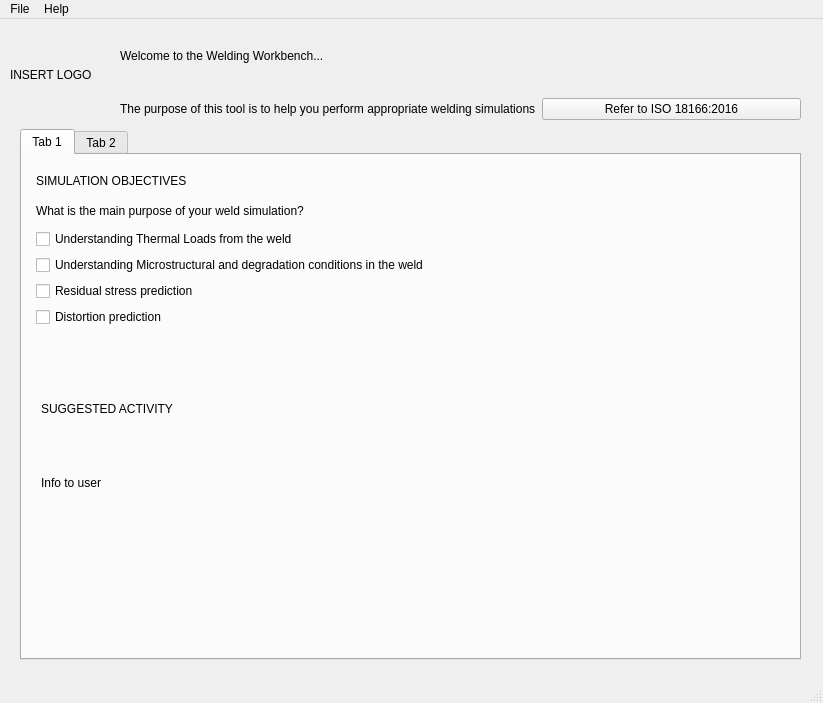
First picture: the form in GUI/mainWorkflow.ui, repository j446edf/welding_workbench_mirror, before the edit.
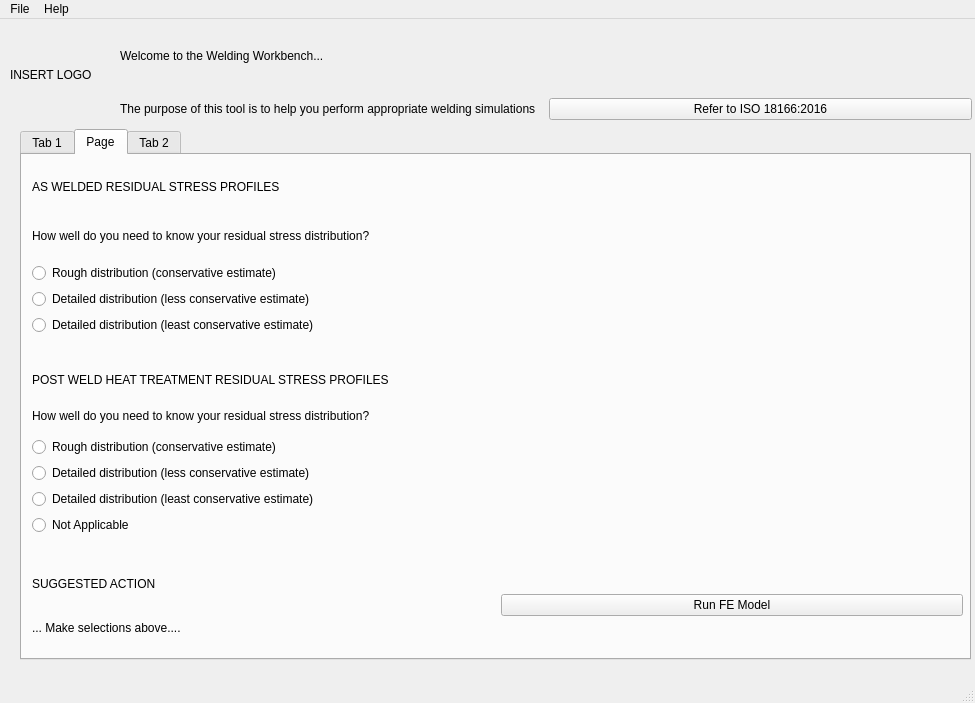
Second picture: the form after the edit. The open tabs and pages were chosen to show the change.

```diff
--- a/GUI/mainWorkflow.ui
+++ b/GUI/mainWorkflow.ui
@@ -6,7 +6,7 @@
    <rect>
     <x>0</x>
     <y>0</y>
-    <width>823</width>
+    <width>975</width>
     <height>703</height>
    </rect>
   </property>
@@ -19,7 +19,7 @@
      <rect>
       <x>20</x>
       <y>110</y>
-      <width>781</width>
+      <width>951</width>
       <height>531</height>
      </rect>
     </property>
@@ -35,8 +35,8 @@
        <rect>
         <x>14</x>
         <y>14</y>
-        <width>751</width>
-        <height>158</height>
+        <width>921</width>
+        <height>170</height>
        </rect>
       </property>
       <layout class="QVBoxLayout" name="verticalLayout_2">
@@ -57,7 +57,7 @@
        <item>
         <widget class="QCheckBox" name="checkBox_3">
          <property name="text">
-          <string>Understanding Thermal Loads from the weld</string>
+          <string>Engineering scale defect analysis</string>
          </property>
         </widget>
        </item>
@@ -71,14 +71,14 @@
        <item>
         <widget class="QCheckBox" name="checkBox_2">
          <property name="text">
-          <string>Residual stress prediction</string>
+          <string>Optimisation of welding procedures</string>
          </property>
         </widget>
        </item>
        <item>
         <widget class="QCheckBox" name="checkBox">
          <property name="text">
-          <string>Distortion prediction</string>
+          <string>Other</string>
          </property>
         </widget>
        </item>
@@ -87,9 +87,9 @@
      <widget class="QWidget" name="verticalLayoutWidget_3">
       <property name="geometry">
        <rect>
-        <x>19</x>
+        <x>9</x>
         <y>220</y>
-        <width>741</width>
+        <width>921</width>
         <height>141</height>
        </rect>
       </property>
@@ -111,6 +111,155 @@
       </layout>
      </widget>
     </widget>
+    <widget class="QWidget" name="tab_3">
+     <attribute name="title">
+      <string>Page</string>
+     </attribute>
+     <widget class="QWidget" name="verticalLayoutWidget_5">
+      <property name="geometry">
+       <rect>
+        <x>10</x>
+        <y>10</y>
+        <width>931</width>
+        <height>170</height>
+       </rect>
+      </property>
+      <layout class="QVBoxLayout" name="verticalLayout_5">
+       <item>
+        <widget class="QLabel" name="label_13">
+         <property name="text">
+          <string>AS WELDED RESIDUAL STRESS PROFILES</string>
+         </property>
+        </widget>
+       </item>
+       <item>
+        <widget class="QLabel" name="label_15">
+         <property name="text">
+          <string>How well do you need to know your residual stress distribution?</string>
+         </property>
+        </widget>
+       </item>
+       <item>
+        <widget class="QRadioButton" name="radioButton_4">
+         <property name="text">
+          <string>Rough distribution (conservative estimate)</string>
+         </property>
+        </widget>
+       </item>
+       <item>
+        <widget class="QRadioButton" name="radioButton_3">
+         <property name="text">
+          <string>Detailed distribution (less conservative estimate)</string>
+         </property>
+        </widget>
+       </item>
+       <item>
+        <widget class="QRadioButton" name="radioButton_2">
+         <property name="text">
+          <string>Detailed distribution (least conservative estimate)</string>
+         </property>
+        </widget>
+       </item>
+      </layout>
+     </widget>
+     <widget class="QWidget" name="horizontalLayoutWidget">
+      <property name="geometry">
+       <rect>
+        <x>10</x>
+        <y>410</y>
+        <width>931</width>
+        <height>81</height>
+       </rect>
+      </property>
+      <layout class="QHBoxLayout" name="horizontalLayout_4">
+       <item>
+        <layout class="QVBoxLayout" name="verticalLayout_7">
+         <item>
+          <widget class="QLabel" name="label_16">
+           <property name="text">
+            <string>SUGGESTED ACTION</string>
+           </property>
+          </widget>
+         </item>
+         <item>
+          <widget class="QLabel" name="label_23">
+           <property name="text">
+            <string>... Make selections above....</string>
+           </property>
+          </widget>
+         </item>
+        </layout>
+       </item>
+       <item>
+        <widget class="QPushButton" name="pushButton_3">
+         <property name="text">
+          <string>Run FE Model</string>
+         </property>
+         <property name="checkable">
+          <bool>false</bool>
+         </property>
+         <property name="checked">
+          <bool>false</bool>
+         </property>
+        </widget>
+       </item>
+      </layout>
+     </widget>
+     <widget class="QWidget" name="verticalLayoutWidget_7">
+      <property name="geometry">
+       <rect>
+        <x>10</x>
+        <y>210</y>
+        <width>931</width>
+        <height>170</height>
+       </rect>
+      </property>
+      <layout class="QVBoxLayout" name="verticalLayout_10">
+       <item>
+        <widget class="QLabel" name="label_24">
+         <property name="text">
+          <string>POST WELD HEAT TREATMENT RESIDUAL STRESS PROFILES</string>
+         </property>
+        </widget>
+       </item>
+       <item>
+        <widget class="QLabel" name="label_25">
+         <property name="text">
+          <string>How well do you need to know your residual stress distribution?</string>
+         </property>
+        </widget>
+       </item>
+       <item>
+        <widget class="QRadioButton" name="radioButton_5">
+         <property name="text">
+          <string>Rough distribution (conservative estimate)</string>
+         </property>
+        </widget>
+       </item>
+       <item>
+        <widget class="QRadioButton" name="radioButton_6">
+         <property name="text">
+          <string>Detailed distribution (less conservative estimate)</string>
+         </property>
+        </widget>
+       </item>
+       <item>
+        <widget class="QRadioButton" name="radioButton_7">
+         <property name="text">
+          <string>Detailed distribution (least conservative estimate)</string>
+         </property>
+        </widget>
+       </item>
+       <item>
+        <widget class="QRadioButton" name="radioButton_8">
+         <property name="text">
+          <string>Not Applicable</string>
+         </property>
+        </widget>
+       </item>
+      </layout>
+     </widget>
+    </widget>
     <widget class="QWidget" name="tab_2">
      <attribute name="title">
       <string>Tab 2</string>
@@ -285,7 +434,7 @@
      <rect>
       <x>120</x>
       <y>0</y>
-      <width>681</width>
+      <width>852</width>
       <height>101</height>
      </rect>
     </property>
@@ -336,8 +485,8 @@
     <rect>
      <x>0</x>
      <y>0</y>
-     <width>823</width>
-     <height>22</height>
+     <width>975</width>
+     <height>24</height>
     </rect>
    </property>
    <widget class="QMenu" name="menuFile">
```
Left out of the diff: 9 changed lines with no effect on the pictures.
